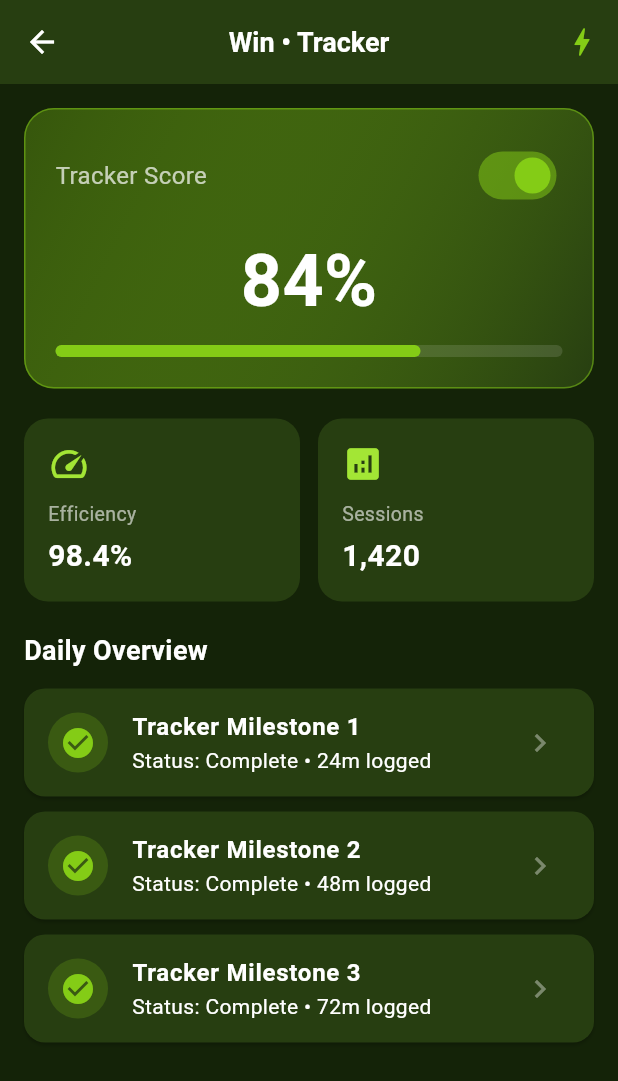
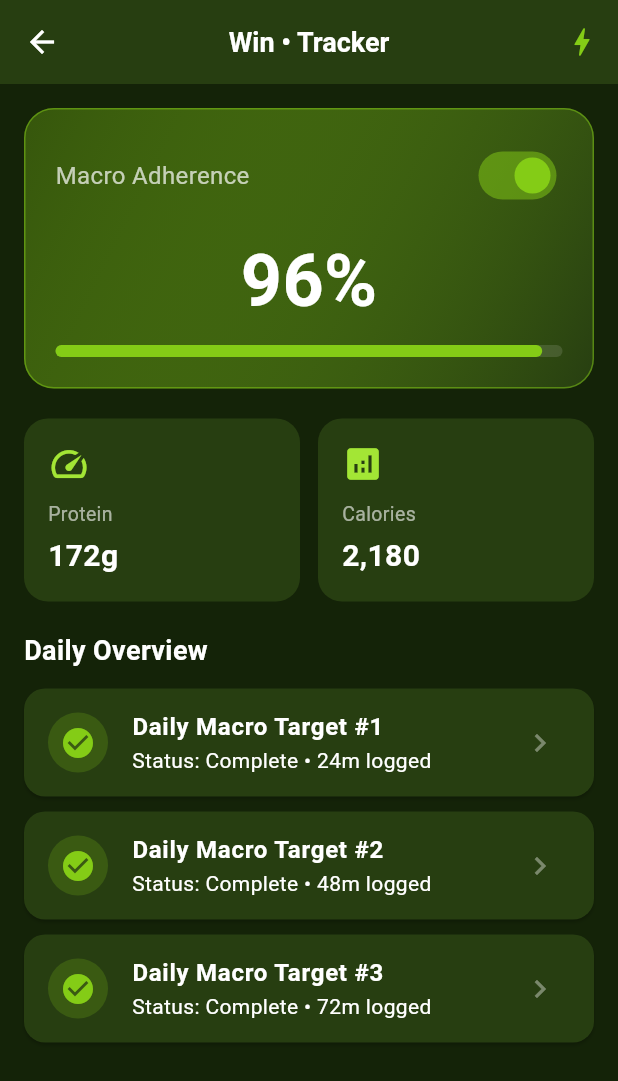
Before and after one commit to mancolo13/com.wincaloriepro.macros.nutrition, a Flutter app: the Tab1Screen screen opened directly, on a phone screen of 412 x 824 dp. Shown: the top 1081 px of the screen. Run offline on Flutter 3.47's test engine with Material 3 defaults, Android fonts, the phone set to English and light mode, and no system bars.

Commit message:
feat(ui): diversify tab layouts and customize domain-specific content

```diff
--- a/lib/screens/tabs/tab1_screen.dart
+++ b/lib/screens/tabs/tab1_screen.dart
@@ -12,7 +12,7 @@ class Tab1Screen extends StatefulWidget {
 class _Tab1ScreenState extends State<Tab1Screen> {
   int _activeCounter = 84;
   bool _liveSync = true;
-  double _sliderVal = 0.72;
+  double _sliderVal = 0.96;
 
   @override
   Widget build(BuildContext context) {
@@ -47,7 +47,7 @@ class _Tab1ScreenState extends State<Tab1Screen> {
                   Row(
                     mainAxisAlignment: MainAxisAlignment.spaceBetween,
                     children: [
-                      Text('Tracker Score', style: const TextStyle(fontSize: 16, color: Colors.white70)),
+                      Text('Macro Adherence', style: const TextStyle(fontSize: 16, color: Colors.white70)),
                       Switch(
                         value: _liveSync,
                         activeThumbColor: AppTheme.primaryColor,
@@ -56,7 +56,7 @@ class _Tab1ScreenState extends State<Tab1Screen> {
                     ],
                   ),
                   const SizedBox(height: 12),
-                  Text('$_activeCounter%', style: const TextStyle(fontSize: 48, fontWeight: FontWeight.bold, color: Colors.white)),
+                  Text('96%', style: const TextStyle(fontSize: 48, fontWeight: FontWeight.bold, color: Colors.white)),
                   const SizedBox(height: 8),
                   LinearProgressIndicator(
                     value: _sliderVal,
@@ -71,9 +71,9 @@ class _Tab1ScreenState extends State<Tab1Screen> {
             const SizedBox(height: 20),
             Row(
               children: [
-                Expanded(child: _buildMetricCard('Efficiency', '98.4%', Icons.speed)),
+                Expanded(child: _buildMetricCard('Protein', '172g', Icons.speed)),
                 const SizedBox(width: 12),
-                Expanded(child: _buildMetricCard('Sessions', '1,420', Icons.analytics)),
+                Expanded(child: _buildMetricCard('Calories', '2,180', Icons.analytics)),
               ],
             ),
             const SizedBox(height: 20),
@@ -88,7 +88,7 @@ class _Tab1ScreenState extends State<Tab1Screen> {
                   backgroundColor: AppTheme.primaryColor.withValues(alpha: 0.2),
                   child: Icon(Icons.check_circle, color: AppTheme.primaryColor),
                 ),
-                title: Text('Tracker Milestone ${i + 1}', style: const TextStyle(fontWeight: FontWeight.bold)),
+                title: Text('Daily Macro Target #${i + 1}', style: const TextStyle(fontWeight: FontWeight.bold)),
                 subtitle: Text('Status: Complete • ${ (i + 1) * 24 }m logged'),
                 trailing: const Icon(Icons.chevron_right, color: Colors.white38),
                 onTap: () => setState(() => _activeCounter = (_activeCounter + 1) % 100),
--- a/lib/screens/tabs/tab4_screen.dart
+++ b/lib/screens/tabs/tab4_screen.dart
@@ -28,8 +28,8 @@ class Tab4Screen extends StatelessWidget {
                   child: const Icon(Icons.person, size: 40, color: AppTheme.primaryColor),
                 ),
                 const SizedBox(height: 12),
-                const Text('User #82914', style: TextStyle(fontSize: 18, fontWeight: FontWeight.bold)),
-                const Text('Premium Status: Active', style: TextStyle(color: AppTheme.secondaryColor, fontSize: 13)),
+                const Text('Nutri Pro #8120', style: TextStyle(fontSize: 18, fontWeight: FontWeight.bold)),
+                const Text('Diet Pro: Active', style: TextStyle(color: AppTheme.secondaryColor, fontSize: 13)),
               ],
             ),
           ),
--- a/pubspec.yaml
+++ b/pubspec.yaml
@@ -1,5 +1,5 @@
-name: app116
-description: "WinNotes application."
+name: app127
+description: "WinCaloriePro Macros & Nutrition."
 publish_to: 'none'
 version: 1.0.0+1
 
```
Also changed, not shown: lib/screens/main_screen.dart (+12 -13 lines), lib/screens/tabs/tab2_screen.dart (+5 -5 lines), lib/screens/tabs/tab3_screen.dart (+5 -5 lines).
